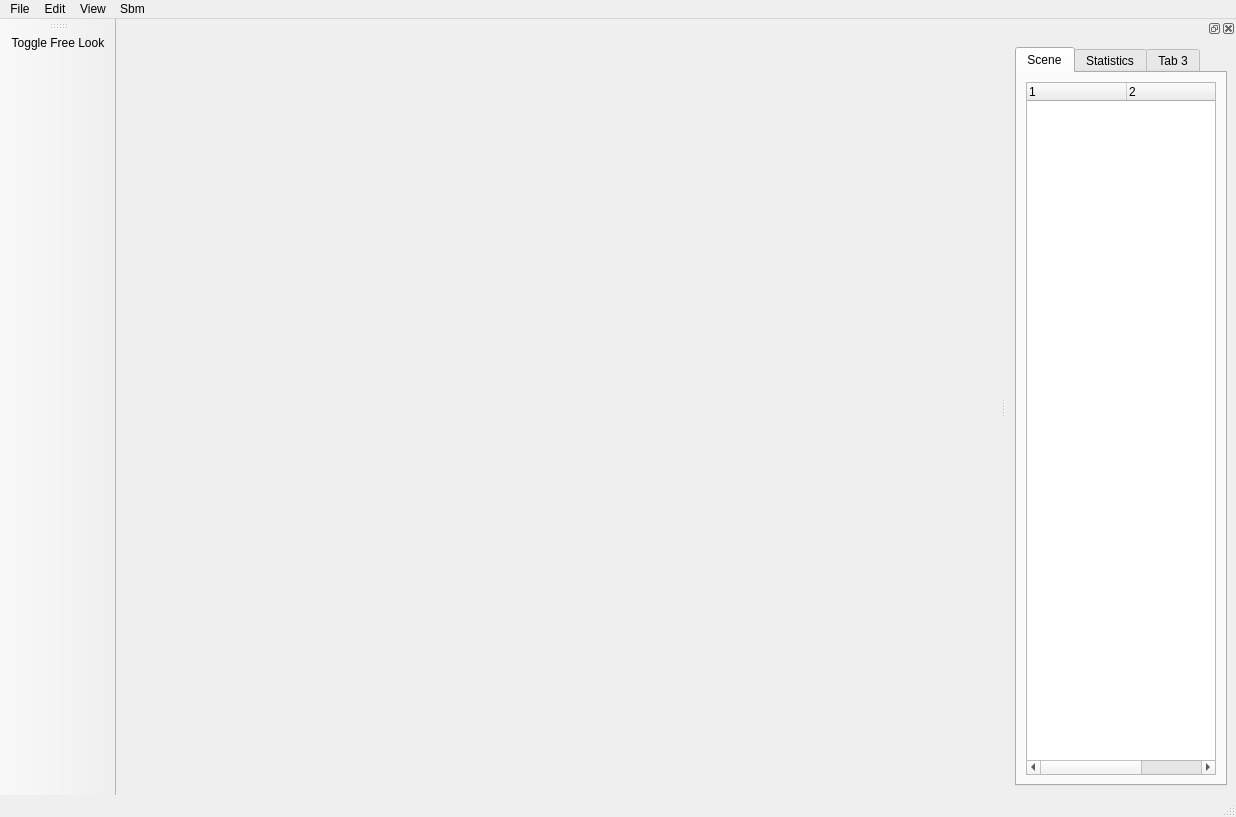
Qt form core/smartbody/sbm-debugger/gui/designer/SbmDebuggerForm.ui (DrAlta/smartbody) before a commit.
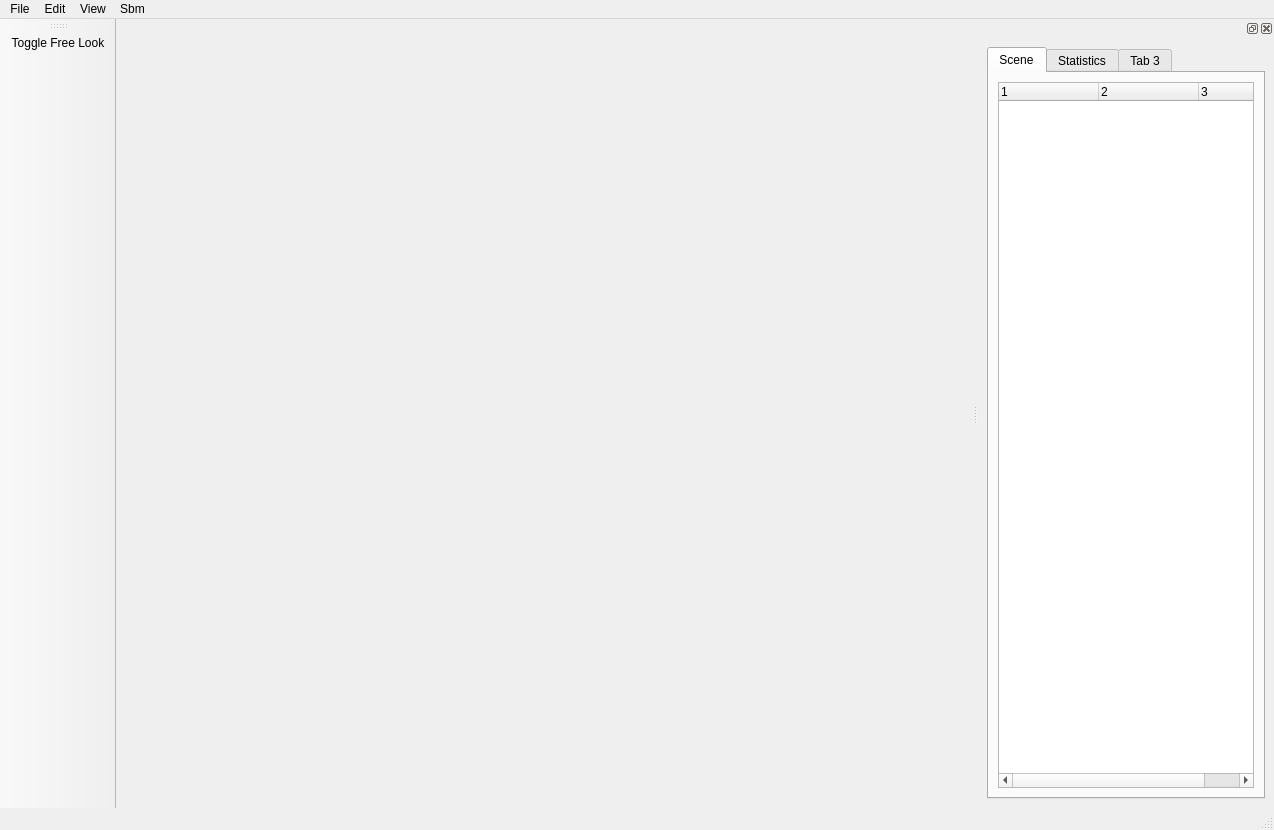
The same form after that commit. Icons and pictures are not drawn.

Commit message: sbmdebugger- fixed initial main window size.  added network fps

```diff
--- a/core/smartbody/sbm-debugger/gui/designer/SbmDebuggerForm.ui
+++ b/core/smartbody/sbm-debugger/gui/designer/SbmDebuggerForm.ui
@@ -6,8 +6,8 @@
    <rect>
     <x>0</x>
     <y>0</y>
-    <width>1236</width>
-    <height>817</height>
+    <width>1274</width>
+    <height>830</height>
    </rect>
   </property>
   <property name="windowTitle">
@@ -39,7 +39,7 @@
     <rect>
      <x>0</x>
      <y>0</y>
-     <width>1236</width>
+     <width>1274</width>
      <height>21</height>
     </rect>
    </property>
@@ -90,7 +90,7 @@
   <widget class="QDockWidget" name="sceneDockWidget">
    <property name="maximumSize">
     <size>
-     <width>230</width>
+     <width>524287</width>
      <height>524287</height>
     </size>
    </property>
```
Left out of the diff: 8 changed lines with no effect on the pictures. The commit also changes 5 other files.
